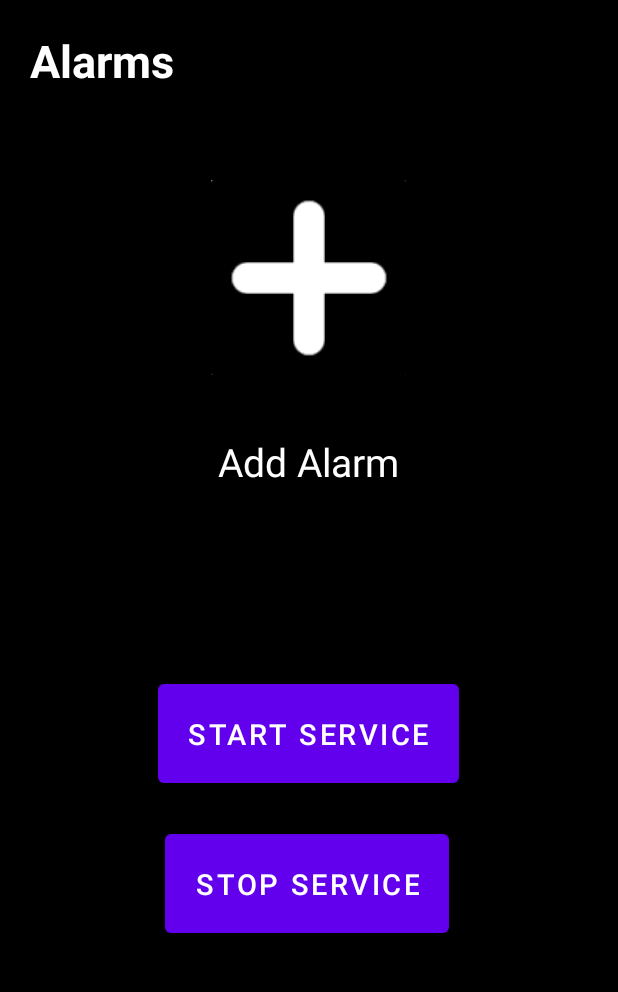
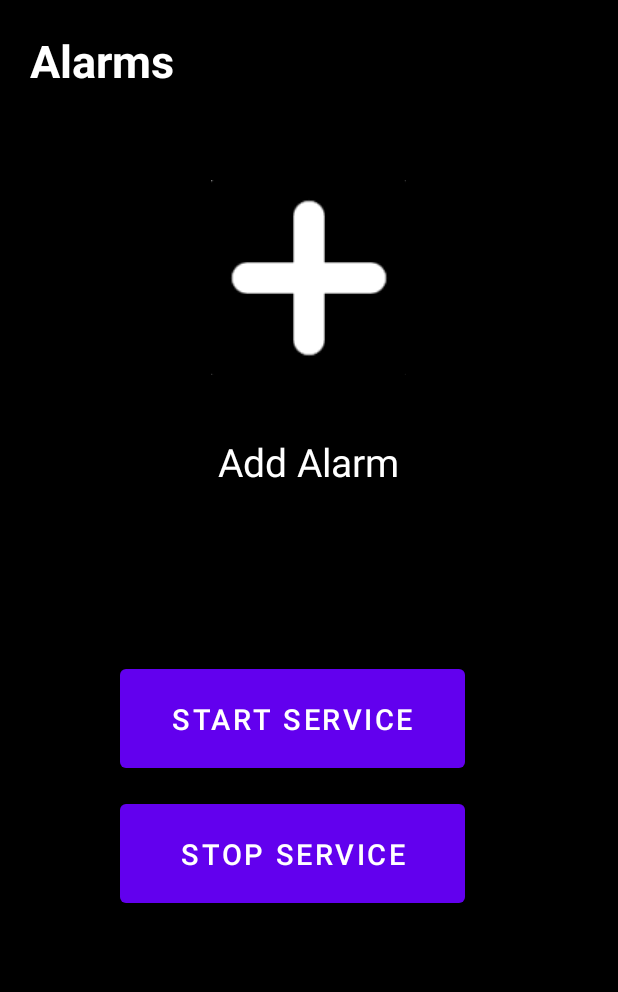
Before and after one commit to atifquamar07/Alarm-Application, an Android app: the screen it shows after launch (MainActivity), on a phone screen of 412 x 824 dp, the part 84-1076 px from its top. Run offline under Robolectric (Android 15) with nearby library versions, the phone set to English and light mode, and no system bars.

```diff
--- a/app/build.gradle
+++ b/app/build.gradle
@@ -10,7 +10,7 @@ android {
 
     defaultConfig {
         applicationId "com.example.alarmapplication"
-        minSdk 24
+        minSdk 30
         targetSdk 33
         versionCode 1
         versionName "1.0"
--- a/app/src/main/java/com/example/alarmapplication/MainActivity.kt
+++ b/app/src/main/java/com/example/alarmapplication/MainActivity.kt
@@ -5,10 +5,14 @@ import android.annotation.SuppressLint
 import android.content.BroadcastReceiver
 import android.content.Context
 import android.content.Intent
+import android.content.IntentFilter
+import android.os.BatteryManager
 import android.os.Bundle
+import android.telephony.TelephonyManager
 import android.util.Log
 import android.widget.Button
 import android.widget.ImageButton
+import android.widget.Toast
 import androidx.appcompat.app.AppCompatActivity
 import androidx.fragment.app.Fragment
 import androidx.fragment.app.FragmentManager
@@ -26,11 +30,11 @@ class MainActivity : AppCompatActivity() {
         transaction.commit()
     }
 
-
     override fun onCreate(savedInstanceState: Bundle?) {
         Log.i("in main", "main")
         super.onCreate(savedInstanceState)
         setContentView(R.layout.activity_main)
+
         val mFragment = MainFragment.newInstance()
         openFragment(mFragment)
     }
--- a/app/src/main/java/com/example/alarmapplication/fragments/MainFragment.kt
+++ b/app/src/main/java/com/example/alarmapplication/fragments/MainFragment.kt
@@ -12,6 +12,8 @@ import android.view.View
 import android.view.ViewGroup
 import android.widget.Button
 import android.widget.ImageButton
+import android.widget.LinearLayout
+import android.widget.TextView
 import android.widget.TimePicker
 import android.widget.Toast
 import androidx.fragment.app.Fragment
@@ -34,11 +36,16 @@ class MainFragment : Fragment(), TimePickerFragmentClass.TimePickerListener {
 
     private lateinit var btStart: Button
     private lateinit var btStop: Button
+    private lateinit var alarmListLayout: LinearLayout
+    private lateinit var alarm1text: TextView
+    private lateinit var alarm2text: TextView
     private lateinit var addAlarm: ImageButton
     private var hour1: Int = 0
     private var min1: Int = 0
     private var hour2: Int = 0
     private var min2: Int = 0
+    var isAlarm1Set: Boolean = false
+    var isAlarm2Set: Boolean = false
     private var timeString: String = ""
 
     override fun onCreate(savedInstanceState: Bundle?) {
@@ -71,6 +78,10 @@ class MainFragment : Fragment(), TimePickerFragmentClass.TimePickerListener {
             }
         }
 
+        alarmListLayout = view.findViewById(R.id.layout_id)
+        alarm1text = view.findViewById(R.id.id_alarm1)
+        alarm2text = view.findViewById(R.id.id_alarm2)
+
         btStart = view.findViewById(R.id.btStart)
 
         btStart.setOnClickListener{
@@ -84,11 +95,23 @@ class MainFragment : Fragment(), TimePickerFragmentClass.TimePickerListener {
                 Toast.makeText(requireActivity(), "Service Started!", Toast.LENGTH_SHORT).show()
                 Log.i("Time going out",timeString)
                 Log.i("Service Status","Service Started!")
+                if(isAlarm1Set || isAlarm2Set){
+                    if(isAlarm1Set){
+                        val alr1 = String.format("Alarm is set for %02d:%02d", hour1, min1)
+                        alarm1text.text = alr1
+                        alarm1text.visibility = View.VISIBLE
+                    }
+                    if(isAlarm2Set){
+                        val alr1 = String.format("Alarm is set for %02d:%02d", hour2, min2)
+                        alarm2text.text = alr1
+                        alarm2text.visibility = View.VISIBLE
+                    }
+                    alarmListLayout.visibility = View.VISIBLE
+                }
                 activity?.startService(intent)
             }
+        }
 
-        }
-//
         val filter = IntentFilter(StartService.ACTION_STOP_SERVICE)
         checkIfFragmentAttached {
             LocalBroadcastManager.getInstance(requireActivity()).registerReceiver(receiver, filter)
@@ -116,13 +139,15 @@ class MainFragment : Fragment(), TimePickerFragmentClass.TimePickerListener {
     }
     override fun onTimeSet(hourOfDay: Int, minute: Int) {
         Log.d("MyFragment", "Time set: $hourOfDay:$minute")
-        if(hour1 == 0){
+        if(!isAlarm1Set){
             hour1 = hourOfDay
             min1 = minute
+            isAlarm1Set = true
         }
         else {
             hour2 = hourOfDay
             min2 = minute
+            isAlarm2Set = true
         }
 
         timeString = String.format("Alarm set for %02d:%02d", hourOfDay, minute)
--- a/app/src/main/res/layout/fragment_main.xml
+++ b/app/src/main/res/layout/fragment_main.xml
@@ -39,12 +39,12 @@
 
     <Button
         android:id="@+id/btStart"
-        android:layout_width="wrap_content"
+        android:layout_width="230dp"
         android:layout_height="wrap_content"
-        android:layout_marginStart="105dp"
-        android:layout_marginTop="450sp"
+        android:layout_marginStart="80dp"
+        android:layout_marginTop="440sp"
+        android:gravity="center_horizontal"
         android:padding="20dp"
-        android:gravity="center_horizontal"
         android:text="@string/str_startService"
         android:textAlignment="center"
         android:textSize="19sp"
@@ -52,14 +52,57 @@
 
     <Button
         android:id="@+id/btStop"
-        android:layout_width="wrap_content"
+        android:layout_width="230dp"
         android:layout_height="wrap_content"
+        android:layout_marginStart="80dp"
+        android:layout_marginTop="530sp"
+        android:gravity="center_horizontal"
+        android:padding="20dp"
         android:text="@string/str_stopService"
-        android:layout_marginTop="550sp"
-        android:gravity="center_horizontal"
-        android:layout_marginStart="110dp"
-        android:padding="20dp"
         android:textSize="19sp"
         tools:ignore="RtlSymmetry" />
 
+
+
+    <LinearLayout
+        android:layout_width="match_parent"
+        android:layout_marginTop="625dp"
+        android:layout_height="117dp"
+        android:id="@+id/layout_id"
+        android:visibility="gone"
+        android:orientation="vertical">
+
+
+        <TextView
+            android:id="@+id/id_listalarm"
+            android:layout_width="wrap_content"
+            android:layout_height="wrap_content"
+            android:layout_marginBottom="10dp"
+            android:layout_marginStart="20dp"
+            android:text="@string/str_list_of_alarms"
+            android:textColor="@color/white"
+            android:textSize="22sp" />
+
+        <TextView
+            android:id="@+id/id_alarm1"
+            android:layout_width="wrap_content"
+            android:visibility="gone"
+            android:layout_height="wrap_content"
+            android:layout_marginStart="20dp"
+            android:text="@string/alarm_1"
+            android:textColor="@color/white"
+            android:textSize="20sp" />
+
+        <TextView
+            android:id="@+id/id_alarm2"
+            android:layout_width="wrap_content"
+            android:visibility="gone"
+            android:layout_height="wrap_content"
+            android:layout_marginStart="20dp"
+            android:text="@string/alarm_2"
+            android:textColor="@color/white"
+            android:textSize="20sp" />
+    </LinearLayout>
+
+
 </FrameLayout>
--- a/app/src/main/res/values/strings.xml
+++ b/app/src/main/res/values/strings.xml
@@ -7,5 +7,10 @@
     <string name="hello_blank_fragment">Hello blank fragment</string>
     <string name="str_addAlarm">Add Alarm</string>
     <string name="str_mainFragmentID">mainFragmentID</string>
+    <string name="str_show_alarms">SHOW ALARMS</string>
+    <string name="str_listAlarms">List of Alarms</string>
+    <string name="str_list_of_alarms">List of Alarms</string>
+    <string name="alarm_1">Alarm 1</string>
+    <string name="alarm_2">Alarm 2</string>
 
 </resources>
```
Also changed, not shown: app/src/main/AndroidManifest.xml (+22 -3 lines), app/src/main/java/com/example/alarmapplication/BatteryLevelReceiver.kt (deleted, +0 -36 lines), app/src/main/java/com/example/alarmapplication/StartService.kt (+18 -5 lines).
